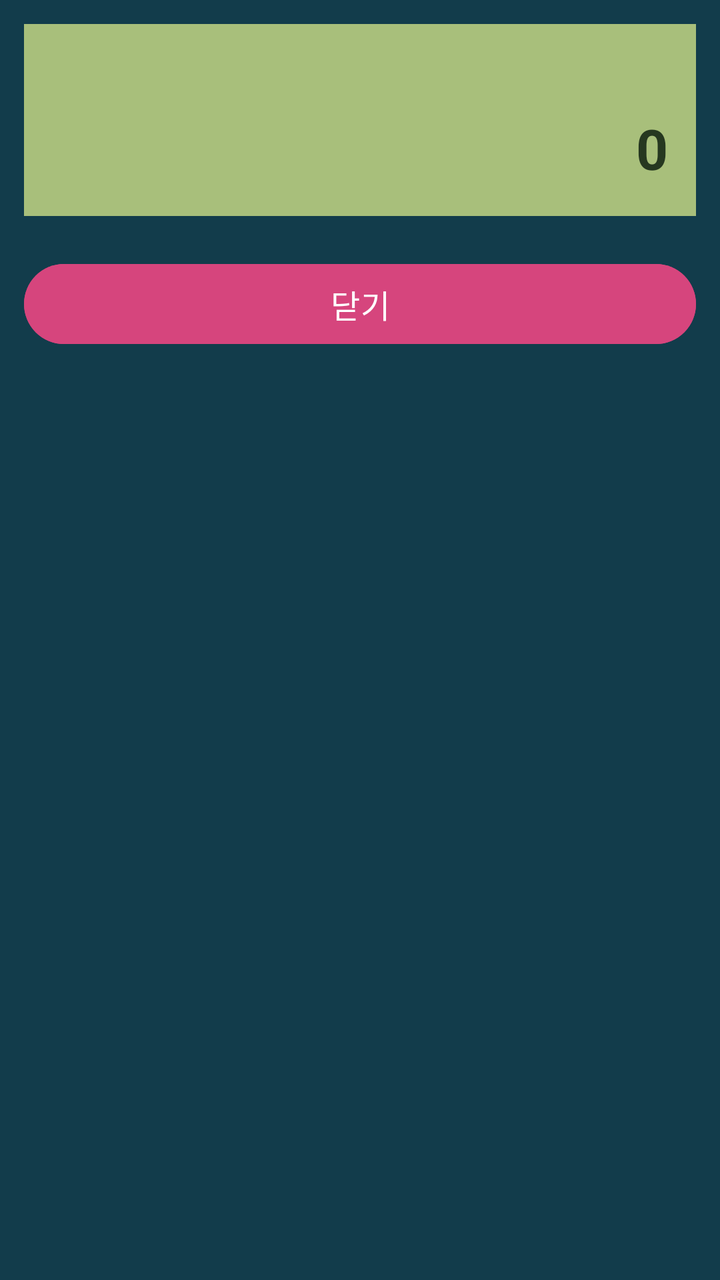
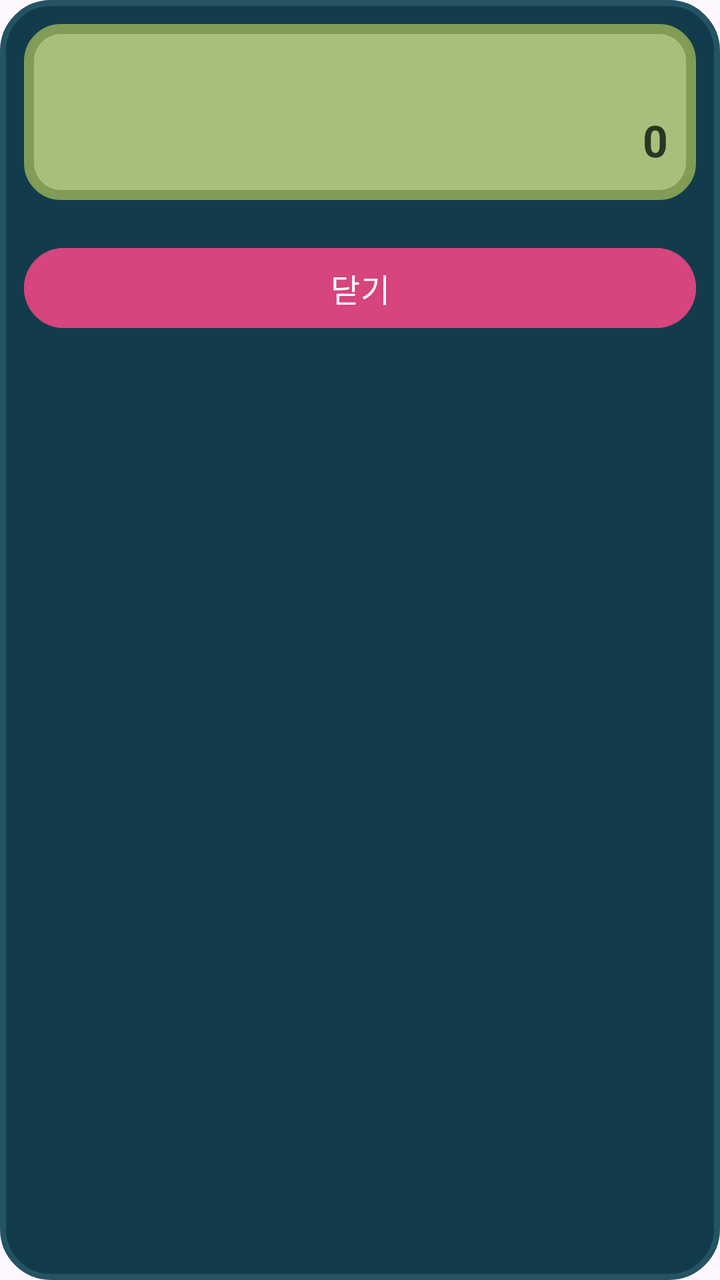

Screens rendered from an Android XML layout before and after an edit, with the pre-edit source and the edit as a unified diff.
<!-- AndroidManifest.xml: application theme Theme.BookMarket -->
<!-- res/layout/dialog_calculator.xml -->
<?xml version="1.0" encoding="utf-8"?>
<LinearLayout
    xmlns:android="http://schemas.android.com/apk/res/android"
    android:layout_width="match_parent"
    android:layout_height="wrap_content"
    android:orientation="vertical"
    android:padding="12dp"
    android:background="#123C4B">

    <LinearLayout
        android:layout_width="match_parent"
        android:layout_height="wrap_content"
        android:orientation="vertical"
        android:padding="14dp"
        android:background="#A8BF7B">

        <TextView
            android:id="@+id/calculationExpression"
            android:layout_width="match_parent"
            android:layout_height="wrap_content"
            android:minHeight="28dp"
            android:gravity="end|center_vertical"
            android:textColor="#344628"
            android:textSize="16sp" />

        <TextView
            android:id="@+id/calculationResult"
            android:layout_width="match_parent"
            android:layout_height="wrap_content"
            android:minHeight="40dp"
            android:gravity="end|center_vertical"
            android:text="0"
            android:textColor="#263820"
            android:textSize="28sp"
            android:textStyle="bold" />
    </LinearLayout>

    <GridLayout
        android:id="@+id/calculatorKeys"
        android:layout_width="match_parent"
        android:layout_height="wrap_content"
        android:layout_marginTop="12dp"
        android:columnCount="4"
        android:rowCount="5" />

    <Button
        android:id="@+id/closeCalculatorButton"
        android:layout_width="match_parent"
        android:layout_height="48dp"
        android:layout_marginTop="8dp"
        android:backgroundTint="#D6457D"
        android:text="닫기"
        android:textColor="#FFFFFF"
        android:textSize="16sp" />

</LinearLayout>
<!-- resources referenced by this layout -->
<resources>
  <style name="Theme.BookMarket" parent="Base.Theme.BookMarket" />
  <style name="Base.Theme.BookMarket" parent="Theme.Material3.DayNight.NoActionBar">
          
          
      </style>
</resources>

<!-- the commit's change to res/layout/dialog_calculator.xml (unified diff, before → after) -->
@@ -5,14 +5,14 @@
     android:layout_height="wrap_content"
     android:orientation="vertical"
     android:padding="12dp"
-    android:background="#123C4B">
+    android:background="@drawable/calculator_panel">
 
     <LinearLayout
         android:layout_width="match_parent"
         android:layout_height="wrap_content"
         android:orientation="vertical"
         android:padding="14dp"
-        android:background="#A8BF7B">
+        android:background="@drawable/calculator_display">
 
         <TextView
             android:id="@+id/calculationExpression"
@@ -21,17 +21,17 @@
             android:minHeight="28dp"
             android:gravity="end|center_vertical"
             android:textColor="#344628"
-            android:textSize="16sp" />
+            android:textSize="14sp" />
 
         <TextView
             android:id="@+id/calculationResult"
             android:layout_width="match_parent"
             android:layout_height="wrap_content"
-            android:minHeight="40dp"
+            android:minHeight="32dp"
             android:gravity="end|center_vertical"
             android:text="0"
             android:textColor="#263820"
-            android:textSize="28sp"
+            android:textSize="22sp"
             android:textStyle="bold" />
     </LinearLayout>
 
<!-- resource entries referenced after the edit -->
@@ -1,5 +1,28 @@
 <!-- resources referenced by this layout -->
 <resources>
+  <!-- drawable calculator_display (drawable) -->
+  <?xml version="1.0" encoding="utf-8"?>
+  <shape xmlns:android="http://schemas.android.com/apk/res/android">
+      <solid android:color="#A8BF7B" />
+      <corners android:radius="16dp" />
+      <stroke
+          android:width="5dp"
+          android:color="#809C56" />
+  </shape>
+  <!-- drawable calculator_panel (drawable) -->
+  <?xml version="1.0" encoding="utf-8"?>
+  <shape xmlns:android="http://schemas.android.com/apk/res/android">
+      <solid android:color="#123C4B" />
+      <corners android:radius="24dp" />
+      <stroke
+          android:width="3dp"
+          android:color="#245364" />
+      <padding
+          android:left="12dp"
+          android:top="12dp"
+          android:right="12dp"
+          android:bottom="12dp" />
+  </shape>
   <style name="Theme.BookMarket" parent="Base.Theme.BookMarket" />
   <style name="Base.Theme.BookMarket" parent="Theme.Material3.DayNight.NoActionBar">
           
